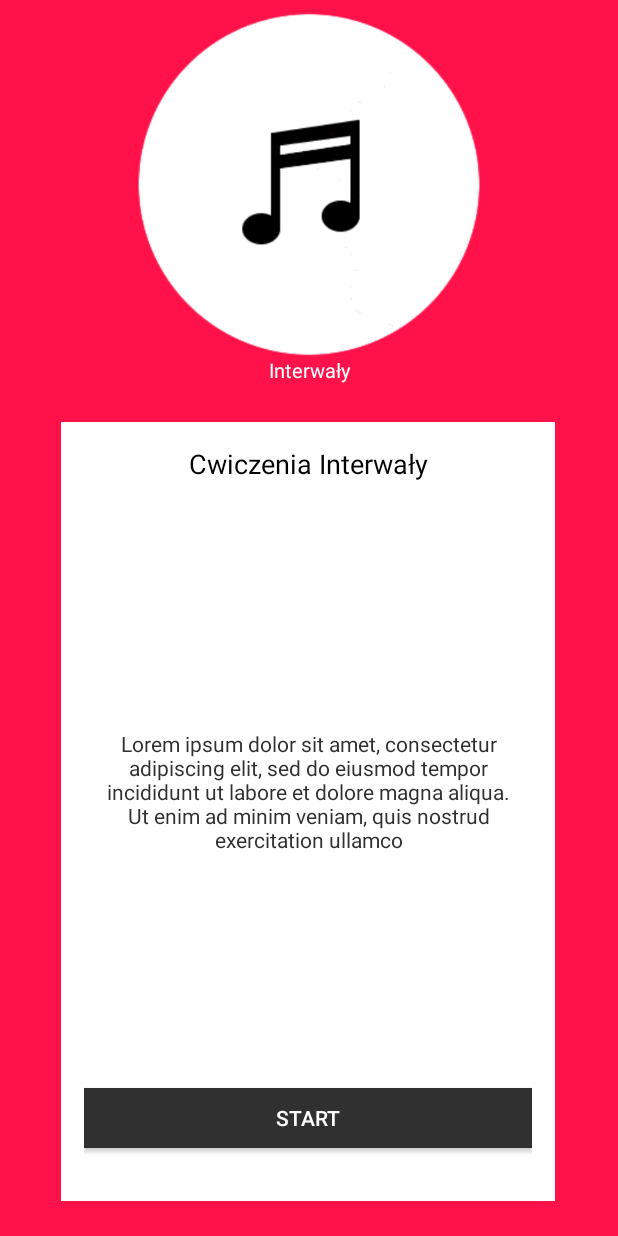
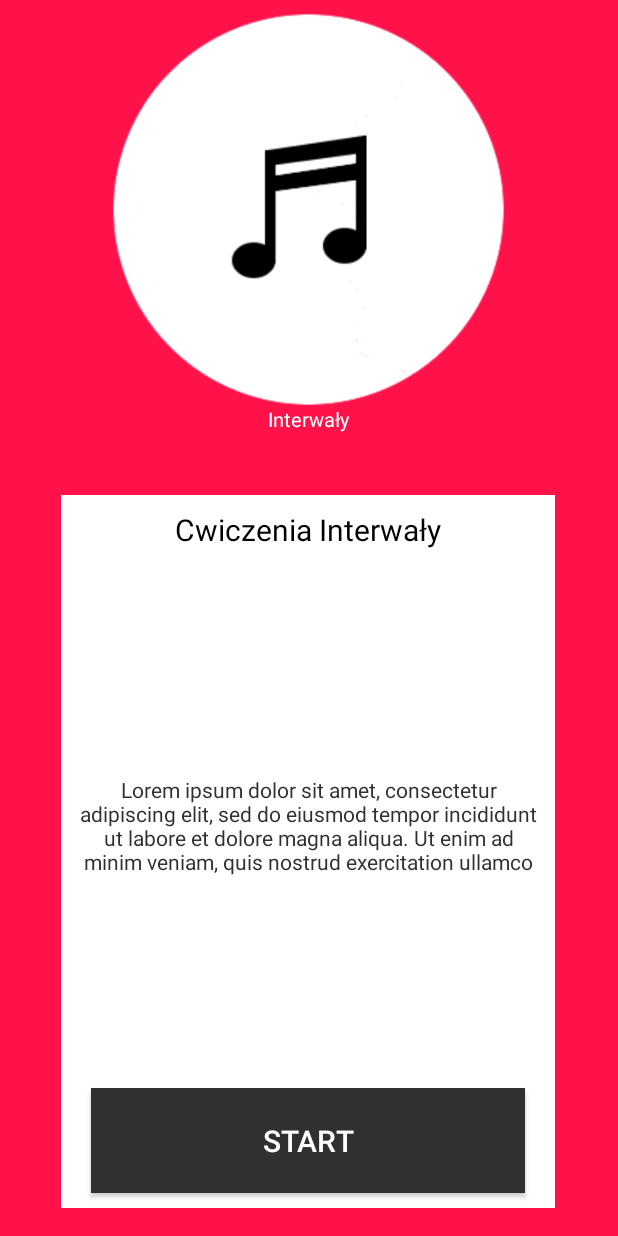
Before and after one commit to bogusz2233/Ear-training, an Android app: the screen it shows after launch (ChooseScreen), after a tap on "Interwały", on a phone screen of 412 x 824 dp. Run offline under Robolectric (Android 15) with nearby library versions, the phone set to English and light mode, and no system bars.

```diff
--- a/app/src/main/java/com/example/bogusz/eartraining/ChooseScreen.java
+++ b/app/src/main/java/com/example/bogusz/eartraining/ChooseScreen.java
@@ -17,6 +17,8 @@ import java.util.List;
 
 public class ChooseScreen extends AppCompatActivity {
 
+
+    public static String EXTRA_FRAGMENT = "fragment";
     //logic values
     private int liczba_okien = 0;                           //zlicza liczbe stworzonych fragmentów
     private int klikniete;
@@ -34,7 +36,7 @@ public class ChooseScreen extends AppCompatActivity {
     @Override
     protected void onCreate(Bundle savedInstanceState) {
 
-        Log.i(tagLog,"onCreate ChooseScreen");
+        Log.i(tagLog, "onCreate ChooseScreen");
 
         super.onCreate(savedInstanceState);
         setContentView(R.layout.activity_choose_screen);
@@ -57,7 +59,7 @@ public class ChooseScreen extends AppCompatActivity {
 
     @Override
     protected void onStart() {
-        Log.i(tagLog,"onStart ChooseScreen");
+        Log.i(tagLog, "onStart ChooseScreen");
         super.onStart();
         setUpScreen();
         setFragmentSize();
@@ -66,27 +68,24 @@ public class ChooseScreen extends AppCompatActivity {
     }
 
 
-
-
     @Override
     protected void onResume() {
-        Log.i(tagLog,"onResume ChooseScreen");
+        Log.i(tagLog, "onResume ChooseScreen");
         super.onResume();
     }
 
 
     @Override
     protected void onStop() {
-        Log.i(tagLog,"onStop ChooseScreen");
+        Log.i(tagLog, "onStop ChooseScreen");
         super.onStop();
     }
 
     @Override
     protected void onDestroy() {
-        Log.i(tagLog,"onDestroy ChooseScreen");
+        Log.i(tagLog, "onDestroy ChooseScreen");
         super.onDestroy();
     }
-
 
 
     private void setUpScreen() {
@@ -155,7 +154,7 @@ public class ChooseScreen extends AppCompatActivity {
 
     private void stworzFragmentow(int liczba_fragmentow) {
 
-        Log.i(tagLog,"stworzFragmentow początek ChooseScreen");
+        Log.i(tagLog, "stworzFragmentow początek ChooseScreen");
 
         // stworzenie tymczasowej listy żeby móc stworzyć określoną liczbe fragmentów
         List<KartaZadan> listaKartZadan = new ArrayList<KartaZadan>();
@@ -169,7 +168,7 @@ public class ChooseScreen extends AppCompatActivity {
         kartaZadan = listaKartZadan.toArray(new KartaZadan[listaKartZadan.size()]).clone();
 
 
-        Log.i(tagLog,"stworzFragmentow po przepisaniu tablicy ChooseScreen");
+        Log.i(tagLog, "stworzFragmentow po przepisaniu tablicy ChooseScreen");
 
         for (int i = 0; i < kartaZadan.length; i++) {
             FragmentTransaction ft = getFragmentManager().beginTransaction();
@@ -177,8 +176,7 @@ public class ChooseScreen extends AppCompatActivity {
             ft.commit();
         }
 
-        Log.i(tagLog,"stworzFragmentow po stworzeniu ChooseScreen");
-
+        Log.i(tagLog, "stworzFragmentow po stworzeniu ChooseScreen");
 
 
     }
@@ -230,18 +228,18 @@ public class ChooseScreen extends AppCompatActivity {
 
     }
 
-    private void setWordsWindows(){
+    private void setWordsWindows() {
         // funkcja wypelnia teksty kart
 
-        if(klikniete == 0){
+        if (klikniete == 0) {
             kartaZadan[0].zmienTytul("Cwiczenia Interwały");
         }
 
     }
 
-    private void setOnKartaZadanButton(){
+    private void setOnKartaZadanButton() {
 
-        switch (klikniete){
+        switch (klikniete) {
             case 0:
                 initCwiczInterwal();
                 break;
@@ -271,7 +269,7 @@ public class ChooseScreen extends AppCompatActivity {
 
     }
 
-    private void initCwiczInterwal(){
+    private void initCwiczInterwal() {
         kartaZadan[0].getKartaZadanButton().setOnClickListener(
                 new View.OnClickListener() {
                     @Override
@@ -284,5 +282,4 @@ public class ChooseScreen extends AppCompatActivity {
     }
 
 
-
 }
--- a/app/src/main/res/layout/activity_choose_screen.xml
+++ b/app/src/main/res/layout/activity_choose_screen.xml
@@ -4,6 +4,7 @@
     android:layout_width="match_parent"
     android:layout_height="match_parent"
     android:orientation="vertical"
+    android:gravity="center"
     android:background="@color/colorPrimary"
     tools:context="com.example.bogusz.eartraining.ChooseScreen"
     android:paddingTop="3dp"
@@ -11,27 +12,28 @@
     >
 
 
+
         <fragment
-            android:transitionName ="myFragment"
-            android:layout_weight="6"
-            android:id="@+id/fragmentIkona"
-            android:name="com.example.bogusz.eartraining.IkonaFragment"
-            android:layout_width="match_parent"
-            android:layout_height="0dp"
-            android:gravity="center"
-            tools:layout="@layout/fragment_ikona" />
+                android:layout_gravity="center_horizontal|top"
+                android:id="@+id/fragmentIkona"
+                android:name="com.example.bogusz.eartraining.IkonaFragment"
+                android:layout_width="wrap_content"
+                android:layout_height="0dp"
+                android:layout_weight="8"
+                android:transitionName="myFragment"
+                tools:layout="@layout/fragment_ikona" />
 
-
-            <HorizontalScrollView
+    <HorizontalScrollView
+                 android:layout_gravity="center_horizontal|bottom"
                 android:layout_weight="13"
                 android:scrollbars="none"
-                android:layout_width="wrap_content"
+                android:layout_width="match_parent"
                 android:layout_height="0dp">
 
                 <LinearLayout
                     android:id="@+id/kontenerZadania"
                     android:layout_width="wrap_content"
-                    android:layout_height="wrap_content"
+                    android:layout_height="match_parent"
                     android:orientation="horizontal">
 
                 </LinearLayout>
--- a/app/src/main/res/layout/fragment_ikona.xml
+++ b/app/src/main/res/layout/fragment_ikona.xml
@@ -1,32 +1,47 @@
-<RelativeLayout xmlns:android="http://schemas.android.com/apk/res/android"
+<LinearLayout xmlns:android="http://schemas.android.com/apk/res/android"
     xmlns:tools="http://schemas.android.com/tools"
     android:layout_width="match_parent"
     android:layout_height="match_parent"
+    android:orientation="vertical"
     tools:context="com.example.bogusz.eartraining.IkonaFragment"
     android:background="@color/colorPrimary"
-    android:padding="5sp"
+    android:padding="5dp"
+    android:gravity="bottom"
     >
 
 
-        <TextView
-            android:id="@+id/tekstIkona"
+
+        <TableLayout
+            android:gravity="center"
+            android:id="@+id/tableLayout1"
             android:layout_width="match_parent"
-            android:layout_height="wrap_content"
-            android:layout_alignParentBottom="true"
-            android:layout_centerHorizontal="true"
-            android:text="Interwały Interwały"
-            android:textColor="#fff"
-            android:textSize="13sp"
-            android:textAlignment="center"
-            />
+            android:layout_height="match_parent"
+            >
+                <TableRow  android:layout_width="match_parent"
+                    android:layout_height="0dp"
+                    android:layout_weight="40"
+                    android:gravity="center">
+                         <ImageView
+                                android:id="@+id/imageIkona"
+                                android:layout_width="match_parent"
+                                android:layout_height="match_parent"
+                                android:src="@mipmap/ic_launcher_round"/>
+                </TableRow>
 
-        <ImageView
-            android:id="@+id/imageIkona"
-            android:layout_above="@id/tekstIkona"
-            android:layout_width="match_parent"
-            android:layout_height="wrap_content"
-            android:src="@mipmap/ic_launcher_round"/>
+                <TableRow       android:layout_width="match_parent"
+                                android:layout_height="0dp"
+                                android:layout_weight="1"
+                                android:gravity="center">
+                        <TextView
+                                android:id="@+id/tekstIkona"
+                                android:layout_width="match_parent"
+                                android:layout_height="40dp"
+                                android:text="Interwały Interwały"
+                                android:textColor="#fff"
+                                android:textSize="13sp"
+                                android:textAlignment="center" />
+                 </TableRow>
+        </TableLayout>
 
 
-
-</RelativeLayout>
+</LinearLayout>
--- a/app/src/main/res/layout/fragment_karta_zadan.xml
+++ b/app/src/main/res/layout/fragment_karta_zadan.xml
@@ -1,79 +1,55 @@
-<RelativeLayout xmlns:android="http://schemas.android.com/apk/res/android"
+<LinearLayout xmlns:android="http://schemas.android.com/apk/res/android"
     xmlns:tools="http://schemas.android.com/tools"
-    android:layout_height="fill_parent"
-    android:gravity="center"
+    android:layout_height="match_parent"
+    android:layout_width="match_parent"
+    android:orientation="vertical"
     android:background="#ffffff"
     tools:context="com.example.bogusz.eartraining.KartaZadan"
-
-    android:layout_width="match_parent"
-
-    android:layout_marginLeft="10sp"
-    android:layout_marginRight="10sp"
-    android:layout_marginTop="20sp"
-    android:layout_marginBottom="20sp"
+    android:layout_marginTop="15dp"
+    android:layout_marginBottom="15dp"
     >
 
 
-    <TableLayout
-        android:id="@+id/tableLayout1"
-        android:layout_width="match_parent"
-        android:layout_height="match_parent"
-        android:shrinkColumns="*"
-        android:stretchColumns="*"
-        android:padding="15dp"
-        >
+        <TextView
 
-        <TableRow android:layout_width="fill_parent"
-            android:layout_height="0dp"
-            android:layout_weight="1"
-            android:layout_gravity="top">
-        <TextView
-            android:textSize="18sp"
-            android:textAlignment="center"
+            android:layout_gravity="center"
+            android:gravity="center"
+            android:textAlignment="gravity"
             android:textColor="@color/headerColor"
             android:id="@+id/tytulTrescZadania"
             android:layout_width="match_parent"
-            android:layout_height="wrap_content"
+            android:layout_height="0dp"
+            android:layout_weight="2"
+            android:textSize="20sp"
             android:text="TextView" />
-        </TableRow>
 
-        <TableRow android:layout_width="fill_parent"
-            android:layout_height="0dp"
-            android:layout_weight="1"
-            >
 
             <TextView
                 android:paddingLeft="10dp"
                 android:paddingRight="10dp"
                 android:gravity="center"
+                android:layout_gravity="center"
                 android:textAlignment="gravity"
                 android:textColor="@color/textColor"
                 android:id="@+id/tekstTrescZadania"
                 android:layout_width="match_parent"
-                android:layout_height="match_parent"
-
+                android:layout_height="0dp"
+                android:layout_weight="15"
+                android:textSize="14sp"
                 android:text="@string/tekstTrescZadania" />
-            </TableRow>
-
-        <TableRow android:layout_width="fill_parent"
-            android:layout_height="0dp"
-            android:layout_weight="1"
-            android:gravity="bottom">
-
 
             <Button
-
+                android:layout_gravity="bottom"
                 android:layout_marginBottom="10dp"
+                android:layout_marginRight="20dp"
+                android:layout_marginLeft="20dp"
                 android:id="@+id/kartaZadanButton"
                 android:layout_width="match_parent"
-                android:layout_height="40dp"
+                android:layout_height="0dp"
+                android:layout_weight="3"
+                android:textSize="20sp"
                 android:text="Start"
                 android:textColor="#fff"
                 android:background="@color/textColor"
                 />
-        </TableRow>
-
-    </TableLayout>
-
-
-</RelativeLayout>
+</LinearLayout>
```
Also changed, not shown: app/src/main/java/com/example/bogusz/eartraining/MainActivity.java (+20 -22 lines), app/src/main/res/layout/activity_main.xml (+36 -30 lines), 1 other file. Lines whose indentation alone changed are shown as unchanged.
